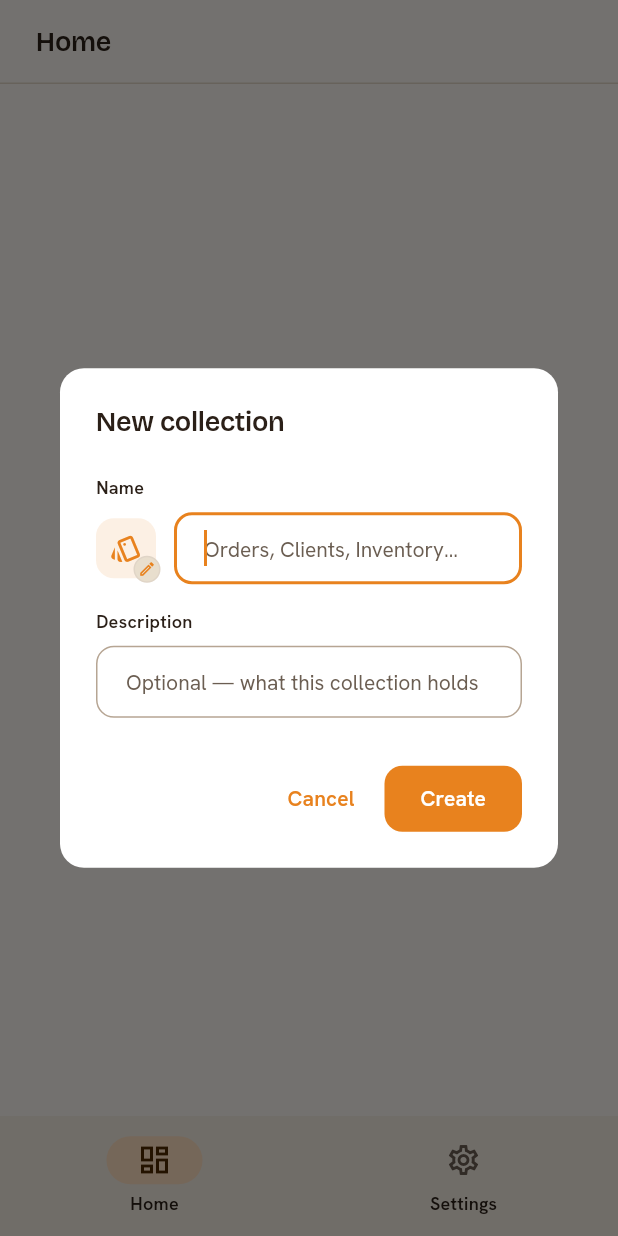
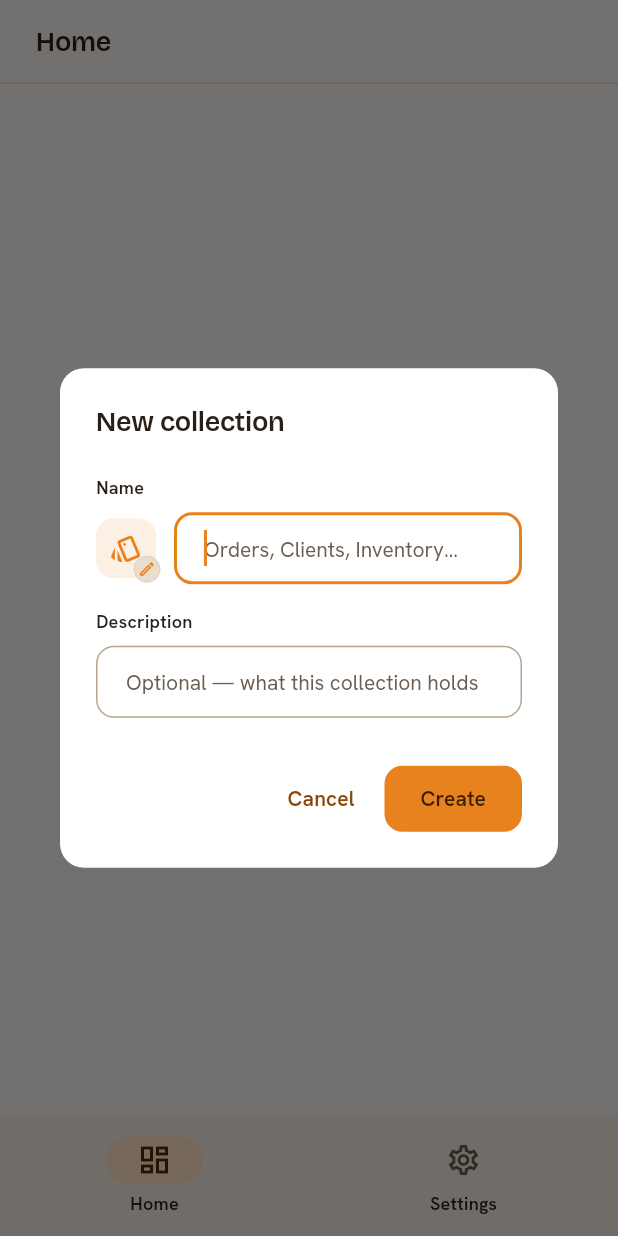
Before and after one commit to NaikSoftware/MorkvaCRM, a Flutter app: the screen it shows once a user with an empty profile is signed in, after a tap on "New collection", on a phone screen of 412 x 824 dp. Run offline on Flutter 3.47's test engine with Material 3 defaults, Android fonts, the phone set to English and light mode, and no system bars; our stand-ins replace cloud_firestore, equatable, firebase_auth, firebase_core, flutter_bloc, go_router and 3 more; accounts and stored records are empty; generated files the repository leaves out were written again.

Commit message:
feat(design): AA contrast for onPrimary + primaryText token
Co-Authored-By: Claude Opus 5.5 <noreply@anthropic.com>

```diff
--- a/lib/design/components/buttons/text_action_button.dart
+++ b/lib/design/components/buttons/text_action_button.dart
@@ -1,5 +1,6 @@
 import 'package:flutter/material.dart';
 
+import '../../tokens/colors.dart';
 import '../../tokens/radii.dart';
 import '../../tokens/spacing.dart';
 import '../pressable_scale.dart';
@@ -7,8 +8,8 @@ import '../pressable_scale.dart';
 /// A low-emphasis, text-only action — the quietest button in the family.
 ///
 /// Used for tertiary actions (inline "Cancel", "Learn more", row affordances).
-/// Carries no fill or border: the carrot [ColorScheme.primary] label is the
-/// only emphasis. Follows the exemplar pattern — shared [PressableScale] press
+/// Carries no fill or border: the carrot [MorkvaSemanticColors.primaryText]
+/// label is the only emphasis. Follows the exemplar pattern — shared [PressableScale] press
 /// feel, a 44px-tall hit target, an optional leading [icon], and a disabled
 /// state when [onPressed] is null. Reads all color/text from the theme and
 /// spacing/radius from tokens.
@@ -26,13 +27,14 @@ class TextActionButton extends StatelessWidget {
 
   @override
   Widget build(BuildContext context) {
-    final scheme = Theme.of(context).colorScheme;
-    final textStyle = Theme.of(context).textTheme.labelLarge;
+    final theme = Theme.of(context);
+    final primaryText =
+        theme.extension<MorkvaSemanticColors>()?.primaryText ??
+        theme.colorScheme.primary;
+    final textStyle = theme.textTheme.labelLarge;
     final enabled = onPressed != null;
 
-    final fg = enabled
-        ? scheme.primary
-        : scheme.primary.withValues(alpha: 0.38);
+    final fg = enabled ? primaryText : primaryText.withValues(alpha: 0.38);
 
     return PressableScale(
       onPressed: enabled ? onPressed : null,
--- a/lib/design/theme/app_theme.dart
+++ b/lib/design/theme/app_theme.dart
@@ -89,9 +89,9 @@ abstract final class AppTheme {
         ),
       ),
       textButtonTheme: TextButtonThemeData(
-        style: _baseButtonStyle(
-          text,
-        ).copyWith(foregroundColor: WidgetStatePropertyAll(scheme.primary)),
+        style: _baseButtonStyle(text).copyWith(
+          foregroundColor: WidgetStatePropertyAll(semantic.primaryText),
+        ),
       ),
       inputDecorationTheme: InputDecorationTheme(
         // A clean white well with a visible hairline edge: the field reads as a
--- a/lib/design/tokens/colors.dart
+++ b/lib/design/tokens/colors.dart
@@ -10,6 +10,7 @@ abstract final class MorkvaPalette {
   // Carrot — the brand accent.
   static const carrot = Color(0xFFE8821E);
   static const carrotBright = Color(0xFFF59B3C); // dark-mode primary
+  static const carrotDeep = Color(0xFF8A4708); // carrot text on paper (AA)
   static const carrotContainerLight = Color(0xFFFFE0C2);
   static const onCarrotContainerLight = Color(0xFF4E2A00);
 
@@ -56,7 +57,8 @@ abstract final class MorkvaColors {
     brightness: Brightness.light,
   ).copyWith(
     primary: MorkvaPalette.carrot,
-    onPrimary: Colors.white,
+    // White on carrot is ~2.8:1; dark brown clears WCAG AA.
+    onPrimary: const Color(0xFF3A1E00),
     primaryContainer: MorkvaPalette.carrotContainerLight,
     onPrimaryContainer: MorkvaPalette.onCarrotContainerLight,
     secondary: MorkvaPalette.leaf,
@@ -109,6 +111,7 @@ class MorkvaSemanticColors extends ThemeExtension<MorkvaSemanticColors> {
     required this.onWarning,
     required this.info,
     required this.onInfo,
+    required this.primaryText,
   });
 
   final Color success;
@@ -118,6 +121,10 @@ class MorkvaSemanticColors extends ThemeExtension<MorkvaSemanticColors> {
   final Color info;
   final Color onInfo;
 
+  /// Carrot for text-coloured actions/links on surfaces; raw `primary` text
+  /// is too light on paper to pass WCAG AA.
+  final Color primaryText;
+
   static const light = MorkvaSemanticColors(
     success: MorkvaPalette.success,
     onSuccess: Colors.white,
@@ -125,6 +132,7 @@ class MorkvaSemanticColors extends ThemeExtension<MorkvaSemanticColors> {
     onWarning: Color(0xFF3D2E00),
     info: MorkvaPalette.info,
     onInfo: Colors.white,
+    primaryText: MorkvaPalette.carrotDeep,
   );
 
   static const dark = MorkvaSemanticColors(
@@ -134,6 +142,7 @@ class MorkvaSemanticColors extends ThemeExtension<MorkvaSemanticColors> {
     onWarning: Color(0xFF3D2E00),
     info: Color(0xFF6FA8C9),
     onInfo: Color(0xFF06243A),
+    primaryText: MorkvaPalette.carrotBright,
   );
 
   @override
@@ -144,6 +153,7 @@ class MorkvaSemanticColors extends ThemeExtension<MorkvaSemanticColors> {
     Color? onWarning,
     Color? info,
     Color? onInfo,
+    Color? primaryText,
   }) {
     return MorkvaSemanticColors(
       success: success ?? this.success,
@@ -152,6 +162,7 @@ class MorkvaSemanticColors extends ThemeExtension<MorkvaSemanticColors> {
       onWarning: onWarning ?? this.onWarning,
       info: info ?? this.info,
       onInfo: onInfo ?? this.onInfo,
+      primaryText: primaryText ?? this.primaryText,
     );
   }
 
@@ -168,6 +179,7 @@ class MorkvaSemanticColors extends ThemeExtension<MorkvaSemanticColors> {
       onWarning: Color.lerp(onWarning, other.onWarning, t)!,
       info: Color.lerp(info, other.info, t)!,
       onInfo: Color.lerp(onInfo, other.onInfo, t)!,
+      primaryText: Color.lerp(primaryText, other.primaryText, t)!,
     );
   }
 }
```
Also changed, not shown: 2 other files.
